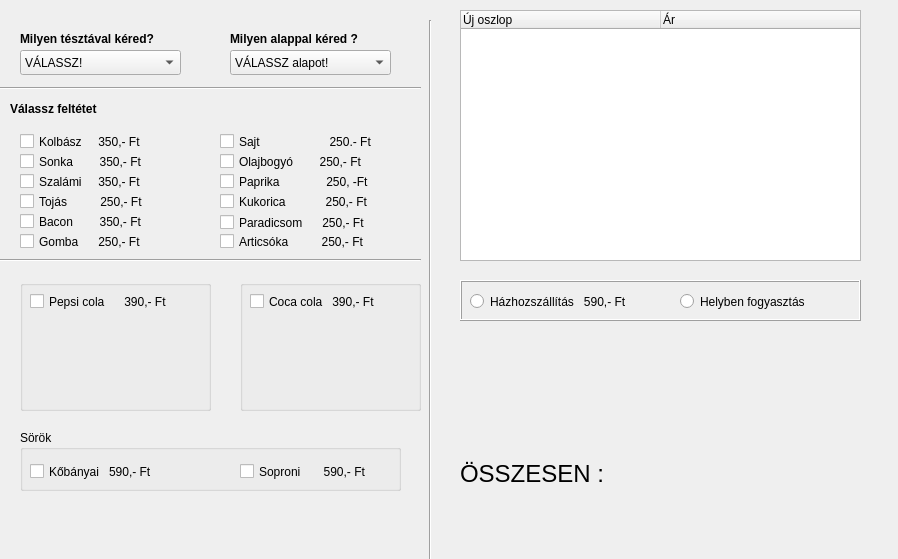
Before: the Qt Designer form pizza.ui in kobanya/PizzaUiPyqt, drawn with Qt 5.
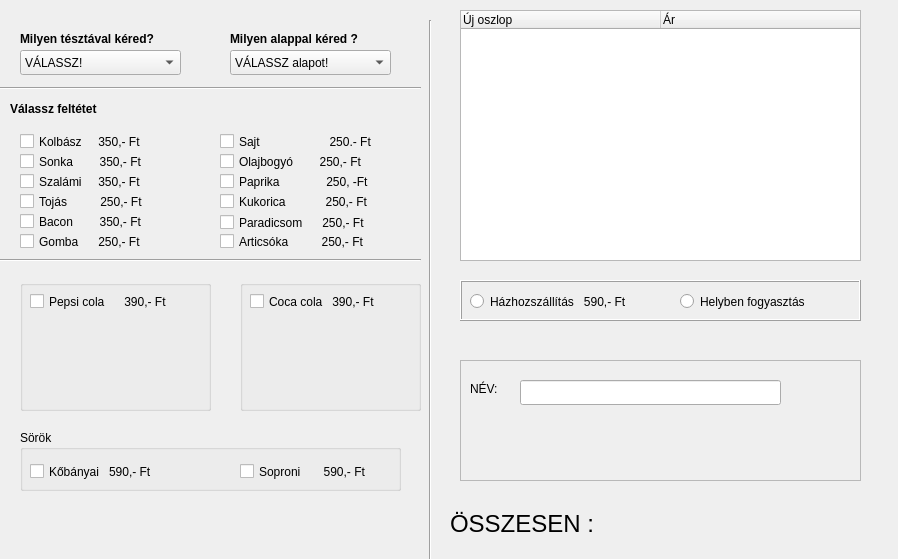
After: the same form once the commit is applied. Icons and pictures are not drawn.

Commit message: házhoz szállítás adatlap

What changed in the file:
```diff
--- a/pizza.ui
+++ b/pizza.ui
@@ -354,8 +354,8 @@
   <widget class="QLabel" name="label_total_price">
    <property name="geometry">
     <rect>
-     <x>460</x>
-     <y>460</y>
+     <x>450</x>
+     <y>510</y>
      <width>401</width>
      <height>28</height>
     </rect>
@@ -585,6 +585,45 @@
     </property>
    </widget>
   </widget>
+  <widget class="QFrame" name="frame_hazhozszallitas">
+   <property name="geometry">
+    <rect>
+     <x>460</x>
+     <y>360</y>
+     <width>401</width>
+     <height>121</height>
+    </rect>
+   </property>
+   <property name="frameShape">
+    <enum>QFrame::StyledPanel</enum>
+   </property>
+   <property name="frameShadow">
+    <enum>QFrame::Raised</enum>
+   </property>
+   <widget class="QLabel" name="label_3">
+    <property name="geometry">
+     <rect>
+      <x>10</x>
+      <y>20</y>
+      <width>66</width>
+      <height>17</height>
+     </rect>
+    </property>
+    <property name="text">
+     <string>NÉV: </string>
+    </property>
+   </widget>
+   <widget class="QLineEdit" name="lineEdit">
+    <property name="geometry">
+     <rect>
+      <x>60</x>
+      <y>20</y>
+      <width>261</width>
+      <height>25</height>
+     </rect>
+    </property>
+   </widget>
+  </widget>
  </widget>
  <resources/>
  <connections/>
```
Left out of the diff: 4 changed lines with no effect on the pictures. The commit also changes 1 other file.
